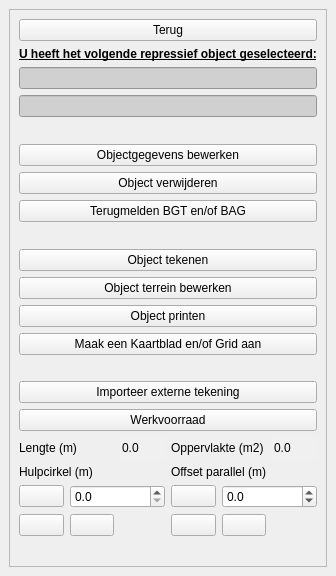
Old version of the form plugin/oiv/repressief_object/oiv_repressief_object_widget.ui in the repository OIV-NL-QGIS/QGIS_project.
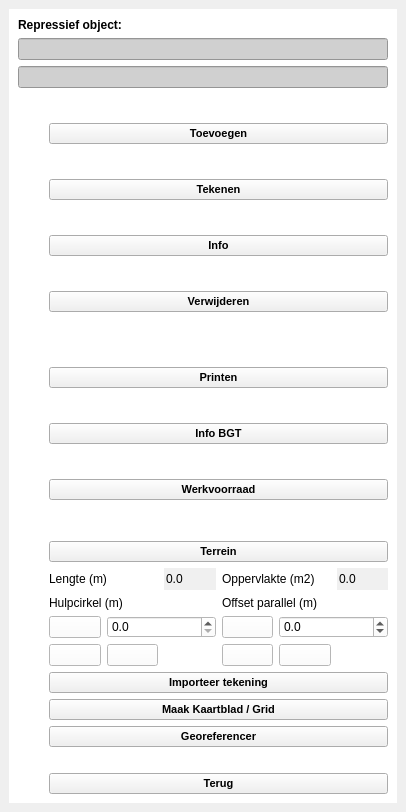
New version of the form. Icons and pictures are not drawn.

The edit to the form file:
```diff
--- a/plugin/oiv/repressief_object/oiv_repressief_object_widget.ui
+++ b/plugin/oiv/repressief_object/oiv_repressief_object_widget.ui
@@ -6,8 +6,8 @@
    <rect>
     <x>0</x>
     <y>0</y>
-    <width>336</width>
-    <height>576</height>
+    <width>406</width>
+    <height>812</height>
    </rect>
   </property>
   <property name="sizePolicy">
@@ -17,7 +17,10 @@
    </sizepolicy>
   </property>
   <property name="features">
-   <set>QDockWidget::DockWidgetFloatable|QDockWidget::DockWidgetMovable</set>
+   <set>QDockWidget::NoDockWidgetFeatures</set>
+  </property>
+  <property name="allowedAreas">
+   <set>Qt::NoDockWidgetArea</set>
   </property>
   <property name="windowTitle">
    <string>OIV Objecten</string>
@@ -26,6 +29,18 @@
    <layout class="QGridLayout" name="gridLayout_2">
     <item row="0" column="0">
      <widget class="QScrollArea" name="scrollArea">
+      <property name="styleSheet">
+       <string notr="true">background-color: rgb(255, 255, 255);</string>
+      </property>
+      <property name="frameShape">
+       <enum>QFrame::NoFrame</enum>
+      </property>
+      <property name="frameShadow">
+       <enum>QFrame::Plain</enum>
+      </property>
+      <property name="lineWidth">
+       <number>0</number>
+      </property>
       <property name="widgetResizable">
        <bool>true</bool>
       </property>
@@ -34,35 +49,133 @@
         <rect>
          <x>0</x>
          <y>0</y>
-         <width>316</width>
-         <height>534</height>
+         <width>388</width>
+         <height>772</height>
         </rect>
        </property>
-       <layout class="QVBoxLayout" name="verticalLayout">
-        <item>
-         <layout class="QVBoxLayout" name="verticalLayout_2">
-          <item>
-           <widget class="QPushButton" name="terug">
+       <layout class="QGridLayout" name="gridLayout_3">
+        <item row="3" column="0" colspan="2">
+         <widget class="QFrame" name="baseobjectFrame">
             <property name="sizePolicy">
+           <sizepolicy hsizetype="Expanding" vsizetype="Expanding">
+            <horstretch>0</horstretch>
+            <verstretch>0</verstretch>
+           </sizepolicy>
+          </property>
+          <property name="minimumSize">
+           <size>
+            <width>0</width>
+            <height>0</height>
+           </size>
+          </property>
+          <property name="frameShape">
+           <enum>QFrame::NoFrame</enum>
+          </property>
+          <property name="frameShadow">
+           <enum>QFrame::Plain</enum>
+          </property>
+          <layout class="QGridLayout" name="gridLayout_4">
+           <property name="leftMargin">
+            <number>0</number>
+           </property>
+           <property name="topMargin">
+            <number>0</number>
+           </property>
+           <property name="rightMargin">
+            <number>0</number>
+           </property>
+           <property name="bottomMargin">
+            <number>0</number>
+           </property>
+           <property name="spacing">
+            <number>6</number>
+           </property>
+           <item row="2" column="1">
+            <widget class="QPushButton" name="object_info">
+             <property name="enabled">
+              <bool>true</bool>
+             </property>
+             <property name="sizePolicy">
              <sizepolicy hsizetype="Minimum" vsizetype="Fixed">
               <horstretch>0</horstretch>
               <verstretch>0</verstretch>
              </sizepolicy>
             </property>
+             <property name="font">
+              <font>
+               <family>Arial</family>
+               <pointsize>8</pointsize>
+               <weight>75</weight>
+               <bold>true</bold>
+              </font>
+             </property>
+             <property name="styleSheet">
+              <string notr="true">background-color: rgb(240, 240, 240);</string>
+             </property>
             <property name="text">
-             <string>Terug</string>
-            </property>
-            <property name="iconSize">
+              <string>Info</string>
+             </property>
+             <property name="checkable">
+              <bool>false</bool>
+             </property>
+            </widget>
+           </item>
+           <item row="1" column="0">
+            <widget class="QLabel" name="label_draw">
+             <property name="sizePolicy">
+              <sizepolicy hsizetype="Fixed" vsizetype="Fixed">
+               <horstretch>0</horstretch>
+               <verstretch>0</verstretch>
+              </sizepolicy>
+             </property>
+             <property name="maximumSize">
              <size>
-              <width>28</width>
-              <height>28</height>
-             </size>
-            </property>
-           </widget>
-          </item>
-          <item>
-           <widget class="QLabel" name="label_6">
+               <width>25</width>
+               <height>25</height>
+              </size>
+             </property>
+             <property name="text">
+              <string/>
+             </property>
+             <property name="pixmap">
+              <pixmap resource="../resources.qrc">:/plugins/oiv/config_files/png/interface/draw.png</pixmap>
+             </property>
+             <property name="scaledContents">
+              <bool>true</bool>
+             </property>
+            </widget>
+           </item>
+           <item row="2" column="0">
+            <widget class="QLabel" name="label_info">
             <property name="sizePolicy">
+              <sizepolicy hsizetype="Fixed" vsizetype="Fixed">
+               <horstretch>0</horstretch>
+               <verstretch>0</verstretch>
+              </sizepolicy>
+             </property>
+             <property name="maximumSize">
+              <size>
+               <width>25</width>
+               <height>25</height>
+              </size>
+             </property>
+             <property name="text">
+              <string/>
+             </property>
+             <property name="pixmap">
+              <pixmap resource="../resources.qrc">:/plugins/oiv/config_files/png/interface/edit.png</pixmap>
+             </property>
+             <property name="scaledContents">
+              <bool>true</bool>
+             </property>
+            </widget>
+           </item>
+           <item row="1" column="1">
+            <widget class="QPushButton" name="object_draw">
+             <property name="enabled">
+              <bool>true</bool>
+             </property>
+             <property name="sizePolicy">
              <sizepolicy hsizetype="Minimum" vsizetype="Fixed">
               <horstretch>0</horstretch>
               <verstretch>0</verstretch>
@@ -71,29 +184,335 @@
             <property name="font">
              <font>
               <family>Arial</family>
+               <pointsize>8</pointsize>
               <weight>75</weight>
               <bold>true</bold>
-              <underline>true</underline>
-             </font>
-            </property>
+              </font>
+             </property>
+             <property name="styleSheet">
+              <string notr="true">background-color: rgb(240, 240, 240);</string>
+             </property>
             <property name="text">
-             <string>U heeft het volgende repressief object geselecteerd:</string>
-            </property>
-           </widget>
-          </item>
-          <item>
+              <string>Tekenen</string>
+             </property>
+             <property name="checkable">
+              <bool>false</bool>
+             </property>
+            </widget>
+           </item>
+           <item row="3" column="1">
+            <widget class="QPushButton" name="object_delete">
+             <property name="enabled">
+              <bool>true</bool>
+             </property>
+             <property name="sizePolicy">
+              <sizepolicy hsizetype="Minimum" vsizetype="Fixed">
+               <horstretch>0</horstretch>
+               <verstretch>0</verstretch>
+              </sizepolicy>
+             </property>
+             <property name="font">
+              <font>
+               <family>Arial</family>
+               <pointsize>8</pointsize>
+               <weight>75</weight>
+               <bold>true</bold>
+              </font>
+             </property>
+             <property name="styleSheet">
+              <string notr="true">background-color: rgb(240, 240, 240);</string>
+             </property>
+             <property name="text">
+              <string>Verwijderen</string>
+             </property>
+             <property name="checkable">
+              <bool>false</bool>
+             </property>
+            </widget>
+           </item>
+           <item row="3" column="0">
+            <widget class="QLabel" name="label_delete">
+             <property name="sizePolicy">
+              <sizepolicy hsizetype="Fixed" vsizetype="Fixed">
+               <horstretch>0</horstretch>
+               <verstretch>0</verstretch>
+              </sizepolicy>
+             </property>
+             <property name="maximumSize">
+              <size>
+               <width>25</width>
+               <height>25</height>
+              </size>
+             </property>
+             <property name="text">
+              <string/>
+             </property>
+             <property name="pixmap">
+              <pixmap resource="../resources.qrc">:/plugins/oiv/config_files/png/interface/close.png</pixmap>
+             </property>
+             <property name="scaledContents">
+              <bool>true</bool>
+             </property>
+            </widget>
+           </item>
+           <item row="0" column="1">
+            <widget class="QPushButton" name="object_add">
+             <property name="enabled">
+              <bool>true</bool>
+             </property>
+             <property name="sizePolicy">
+              <sizepolicy hsizetype="Minimum" vsizetype="Fixed">
+               <horstretch>0</horstretch>
+               <verstretch>0</verstretch>
+              </sizepolicy>
+             </property>
+             <property name="font">
+              <font>
+               <family>Arial</family>
+               <pointsize>8</pointsize>
+               <weight>75</weight>
+               <bold>true</bold>
+              </font>
+             </property>
+             <property name="styleSheet">
+              <string notr="true">background-color: rgb(240, 240, 240);</string>
+             </property>
+             <property name="text">
+              <string>Toevoegen</string>
+             </property>
+             <property name="checkable">
+              <bool>false</bool>
+             </property>
+            </widget>
+           </item>
+           <item row="6" column="1">
+            <widget class="QPushButton" name="object_bgt">
+             <property name="enabled">
+              <bool>true</bool>
+             </property>
+             <property name="sizePolicy">
+              <sizepolicy hsizetype="Minimum" vsizetype="Fixed">
+               <horstretch>0</horstretch>
+               <verstretch>0</verstretch>
+              </sizepolicy>
+             </property>
+             <property name="font">
+              <font>
+               <family>Arial</family>
+               <pointsize>8</pointsize>
+               <weight>75</weight>
+               <bold>true</bold>
+              </font>
+             </property>
+             <property name="styleSheet">
+              <string notr="true">background-color: rgb(240, 240, 240);</string>
+             </property>
+             <property name="text">
+              <string>Info BGT</string>
+             </property>
+             <property name="checkable">
+              <bool>false</bool>
+             </property>
+            </widget>
+           </item>
+           <item row="0" column="0">
+            <widget class="QLabel" name="label_add">
+             <property name="sizePolicy">
+              <sizepolicy hsizetype="Fixed" vsizetype="Fixed">
+               <horstretch>0</horstretch>
+               <verstretch>0</verstretch>
+              </sizepolicy>
+             </property>
+             <property name="maximumSize">
+              <size>
+               <width>25</width>
+               <height>25</height>
+              </size>
+             </property>
+             <property name="text">
+              <string/>
+             </property>
+             <property name="pixmap">
+              <pixmap resource="../resources.qrc">:/plugins/oiv/config_files/png/interface/add.png</pixmap>
+             </property>
+             <property name="scaledContents">
+              <bool>true</bool>
+             </property>
+            </widget>
+           </item>
+           <item row="4" column="1">
+            <spacer name="verticalSpacer_5">
+             <property name="orientation">
+              <enum>Qt::Vertical</enum>
+             </property>
+             <property name="sizeType">
+              <enum>QSizePolicy::Fixed</enum>
+             </property>
+             <property name="sizeHint" stdset="0">
+              <size>
+               <width>0</width>
+               <height>20</height>
+              </size>
+             </property>
+            </spacer>
+           </item>
+           <item row="5" column="1">
+            <widget class="QPushButton" name="object_print">
+             <property name="enabled">
+              <bool>true</bool>
+             </property>
+             <property name="sizePolicy">
+              <sizepolicy hsizetype="Minimum" vsizetype="Fixed">
+               <horstretch>0</horstretch>
+               <verstretch>0</verstretch>
+              </sizepolicy>
+             </property>
+             <property name="font">
+              <font>
+               <family>Arial</family>
+               <pointsize>8</pointsize>
+               <weight>75</weight>
+               <bold>true</bold>
+              </font>
+             </property>
+             <property name="styleSheet">
+              <string notr="true">background-color: rgb(240, 240, 240);</string>
+             </property>
+             <property name="text">
+              <string>Printen</string>
+             </property>
+             <property name="checkable">
+              <bool>false</bool>
+             </property>
+            </widget>
+           </item>
+           <item row="7" column="1">
+            <widget class="QPushButton" name="object_inventory">
+             <property name="enabled">
+              <bool>true</bool>
+             </property>
+             <property name="sizePolicy">
+              <sizepolicy hsizetype="Minimum" vsizetype="Fixed">
+               <horstretch>0</horstretch>
+               <verstretch>0</verstretch>
+              </sizepolicy>
+             </property>
+             <property name="font">
+              <font>
+               <family>Arial</family>
+               <pointsize>8</pointsize>
+               <weight>75</weight>
+               <bold>true</bold>
+              </font>
+             </property>
+             <property name="styleSheet">
+              <string notr="true">background-color: rgb(240, 240, 240);</string>
+             </property>
+             <property name="text">
+              <string>Werkvoorraad</string>
+             </property>
+             <property name="checkable">
+              <bool>false</bool>
+             </property>
+            </widget>
+           </item>
+           <item row="5" column="0">
+            <widget class="QLabel" name="label_print">
+             <property name="sizePolicy">
+              <sizepolicy hsizetype="Fixed" vsizetype="Fixed">
+               <horstretch>0</horstretch>
+               <verstretch>0</verstretch>
+              </sizepolicy>
+             </property>
+             <property name="maximumSize">
+              <size>
+               <width>25</width>
+               <height>25</height>
+              </size>
+             </property>
+             <property name="text">
+              <string/>
+             </property>
+             <property name="pixmap">
+              <pixmap resource="../resources.qrc">:/plugins/oiv/config_files/png/interface/print.png</pixmap>
+             </property>
+             <property name="scaledContents">
+              <bool>true</bool>
+             </property>
+            </widget>
+           </item>
+           <item row="6" column="0">
+            <widget class="QLabel" name="label_bgt">
+             <property name="sizePolicy">
+              <sizepolicy hsizetype="Fixed" vsizetype="Fixed">
+               <horstretch>0</horstretch>
+               <verstretch>0</verstretch>
+              </sizepolicy>
+             </property>
+             <property name="maximumSize">
+              <size>
+               <width>25</width>
+               <height>25</height>
+              </size>
+             </property>
+             <property name="text">
+              <string/>
+             </property>
+             <property name="pixmap">
+              <pixmap resource="../resources.qrc">:/plugins/oiv/config_files/png/interface/touch.png</pixmap>
+             </property>
+             <property name="scaledContents">
+              <bool>true</bool>
+             </property>
+            </widget>
+           </item>
+           <item row="7" column="0">
+            <widget class="QLabel" name="label_inventory">
+             <property name="sizePolicy">
+              <sizepolicy hsizetype="Fixed" vsizetype="Fixed">
+               <horstretch>0</horstretch>
+               <verstretch>0</verstretch>
+              </sizepolicy>
+             </property>
+             <property name="maximumSize">
+              <size>
+               <width>25</width>
+               <height>25</height>
+              </size>
+             </property>
+             <property name="text">
+              <string/>
+             </property>
+             <property name="pixmap">
+              <pixmap resource="../resources.qrc">:/plugins/oiv/config_files/png/interface/inventory.png</pixmap>
+             </property>
+             <property name="scaledContents">
+              <bool>true</bool>
+             </property>
+            </widget>
+           </item>
+          </layout>
+         </widget>
+        </item>
+        <item row="1" column="0" colspan="2">
            <widget class="QLineEdit" name="formelenaam">
+          <property name="sizePolicy">
+           <sizepolicy hsizetype="Minimum" vsizetype="Fixed">
+            <horstretch>0</horstretch>
+            <verstretch>0</verstretch>
+           </sizepolicy>
+          </property>
+          <property name="acceptDrops">
+           <bool>false</bool>
+          </property>
             <property name="styleSheet">
              <string notr="true">background-color: rgb(208, 208, 208);
 border-color: rgba(255, 255, 255, 0);</string>
             </property>
            </widget>
           </item>
-          <item>
+        <item row="2" column="0" colspan="2">
            <widget class="QLineEdit" name="object_id">
-            <property name="enabled">
-             <bool>false</bool>
-            </property>
             <property name="sizePolicy">
              <sizepolicy hsizetype="Minimum" vsizetype="Fixed">
               <horstretch>0</horstretch>
@@ -106,113 +525,372 @@
             </property>
            </widget>
           </item>
-          <item>
-           <spacer name="verticalSpacer_4">
-            <property name="orientation">
-             <enum>Qt::Vertical</enum>
-            </property>
-            <property name="sizeHint" stdset="0">
+        <item row="0" column="0" colspan="2">
+         <widget class="QLabel" name="label_6">
+          <property name="sizePolicy">
+           <sizepolicy hsizetype="Minimum" vsizetype="Fixed">
+            <horstretch>0</horstretch>
+            <verstretch>0</verstretch>
+           </sizepolicy>
+          </property>
+          <property name="font">
+           <font>
+            <family>Arial</family>
+            <weight>75</weight>
+            <bold>true</bold>
+            <underline>false</underline>
+           </font>
+          </property>
+          <property name="text">
+           <string>Repressief object:</string>
+          </property>
+         </widget>
+        </item>
+        <item row="12" column="0" rowspan="2" colspan="2">
+         <widget class="QFrame" name="addobjectFrame">
+          <property name="sizePolicy">
+           <sizepolicy hsizetype="Expanding" vsizetype="Expanding">
+            <horstretch>0</horstretch>
+            <verstretch>0</verstretch>
+           </sizepolicy>
+          </property>
+          <property name="minimumSize">
              <size>
               <width>0</width>
               <height>0</height>
              </size>
             </property>
-           </spacer>
-          </item>
-          <item>
-           <widget class="QPushButton" name="objectgegevens">
-            <property name="text">
-             <string>Objectgegevens bewerken</string>
-            </property>
-           </widget>
-          </item>
-          <item>
-           <widget class="QPushButton" name="delete_object">
-            <property name="text">
-             <string>Object verwijderen</string>
-            </property>
-           </widget>
-          </item>
-          <item>
-           <widget class="QPushButton" name="terugmelden">
-            <property name="text">
-             <string>Terugmelden BGT en/of BAG</string>
-            </property>
-           </widget>
-          </item>
-          <item>
-           <spacer name="verticalSpacer">
+          <property name="frameShape">
+           <enum>QFrame::NoFrame</enum>
+          </property>
+          <property name="frameShadow">
+           <enum>QFrame::Plain</enum>
+          </property>
+          <property name="lineWidth">
+           <number>0</number>
+          </property>
+          <layout class="QGridLayout" name="gridLayout_5">
+           <property name="leftMargin">
+            <number>0</number>
+           </property>
+           <property name="topMargin">
+            <number>0</number>
+           </property>
+           <property name="rightMargin">
+            <number>0</number>
+           </property>
+           <property name="bottomMargin">
+            <number>0</number>
+           </property>
+           <item row="7" column="1">
+            <spacer name="verticalSpacer_3">
             <property name="orientation">
              <enum>Qt::Vertical</enum>
             </property>
             <property name="sizeHint" stdset="0">
              <size>
-              <width>0</width>
-              <height>0</height>
+               <width>17</width>
+               <height>20</height>
              </size>
             </property>
            </spacer>
           </item>
-          <item>
-           <widget class="QPushButton" name="object_symbolen">
+           <item row="6" column="0">
+            <widget class="QLabel" name="label_inventory_4">
+             <property name="sizePolicy">
+              <sizepolicy hsizetype="Fixed" vsizetype="Fixed">
+               <horstretch>0</horstretch>
+               <verstretch>0</verstretch>
+              </sizepolicy>
+             </property>
+             <property name="maximumSize">
+              <size>
+               <width>25</width>
+               <height>25</height>
+              </size>
+             </property>
             <property name="text">
-             <string>Object tekenen</string>
-            </property>
-           </widget>
-          </item>
-          <item>
+              <string/>
+             </property>
+             <property name="pixmap">
+              <pixmap resource="../resources.qrc">:/plugins/oiv/config_files/png/interface/georeference.png</pixmap>
+             </property>
+             <property name="scaledContents">
+              <bool>true</bool>
+             </property>
+            </widget>
+           </item>
+           <item row="6" column="1">
+            <widget class="QPushButton" name="georeferencer">
+             <property name="enabled">
+              <bool>true</bool>
+             </property>
+             <property name="sizePolicy">
+              <sizepolicy hsizetype="Minimum" vsizetype="Fixed">
+               <horstretch>0</horstretch>
+               <verstretch>0</verstretch>
+              </sizepolicy>
+             </property>
+             <property name="font">
+              <font>
+               <family>Arial</family>
+               <pointsize>8</pointsize>
+               <weight>75</weight>
+               <bold>true</bold>
+              </font>
+             </property>
+             <property name="styleSheet">
+              <string notr="true">background-color: rgb(240, 240, 240);</string>
+             </property>
+             <property name="text">
+              <string>Georeferencer</string>
+             </property>
+             <property name="checkable">
+              <bool>false</bool>
+             </property>
+            </widget>
+           </item>
+           <item row="0" column="1" rowspan="2">
            <widget class="QPushButton" name="terrein_bewerken">
+             <property name="enabled">
+              <bool>true</bool>
+             </property>
+             <property name="sizePolicy">
+              <sizepolicy hsizetype="Minimum" vsizetype="Fixed">
+               <horstretch>0</horstretch>
+               <verstretch>0</verstretch>
+              </sizepolicy>
+             </property>
+             <property name="font">
+              <font>
+               <family>Arial</family>
+               <pointsize>8</pointsize>
+               <weight>75</weight>
+               <bold>true</bold>
+              </font>
+             </property>
+             <property name="styleSheet">
+              <string notr="true">background-color: rgb(240, 240, 240);</string>
+             </property>
             <property name="text">
-             <string>Object terrein bewerken</string>
-            </property>
-           </widget>
-          </item>
-          <item>
-           <widget class="QPushButton" name="object_print">
+              <string>Terrein</string>
+             </property>
+             <property name="checkable">
+              <bool>false</bool>
+             </property>
+            </widget>
+           </item>
+           <item row="3" column="0">
+            <widget class="QLabel" name="label_inventory_5">
+             <property name="sizePolicy">
+              <sizepolicy hsizetype="Fixed" vsizetype="Fixed">
+               <horstretch>0</horstretch>
+               <verstretch>0</verstretch>
+              </sizepolicy>
+             </property>
+             <property name="maximumSize">
+              <size>
+               <width>25</width>
+               <height>25</height>
+              </size>
+             </property>
             <property name="text">
-             <string>Object printen</string>
-            </property>
-           </widget>
-          </item>
-          <item>
+              <string/>
+             </property>
+             <property name="pixmap">
+              <pixmap resource="../resources.qrc">:/plugins/oiv/config_files/png/interface/import_drawing.png</pixmap>
+             </property>
+             <property name="scaledContents">
+              <bool>true</bool>
+             </property>
+            </widget>
+           </item>
+           <item row="9" column="1">
+            <widget class="QPushButton" name="terug_add">
+             <property name="enabled">
+              <bool>true</bool>
+             </property>
+             <property name="sizePolicy">
+              <sizepolicy hsizetype="Minimum" vsizetype="Fixed">
+               <horstretch>0</horstretch>
+               <verstretch>0</verstretch>
+              </sizepolicy>
+             </property>
+             <property name="font">
+              <font>
+               <family>Arial</family>
+               <pointsize>8</pointsize>
+               <weight>75</weight>
+               <bold>true</bold>
+              </font>
+             </property>
+             <property name="styleSheet">
+              <string notr="true">background-color: rgb(240, 240, 240);</string>
+             </property>
+             <property name="text">
+              <string>Terug</string>
+             </property>
+             <property name="checkable">
+              <bool>false</bool>
+             </property>
+            </widget>
+           </item>
+           <item row="9" column="0">
+            <widget class="QLabel" name="label_inventory_6">
+             <property name="sizePolicy">
+              <sizepolicy hsizetype="Fixed" vsizetype="Fixed">
+               <horstretch>0</horstretch>
+               <verstretch>0</verstretch>
+              </sizepolicy>
+             </property>
+             <property name="maximumSize">
+              <size>
+               <width>25</width>
+               <height>25</height>
+              </size>
+             </property>
+             <property name="text">
+              <string/>
+             </property>
+             <property name="pixmap">
+              <pixmap resource="../resources.qrc">:/plugins/oiv/config_files/png/interface/back.png</pixmap>
+             </property>
+             <property name="scaledContents">
+              <bool>true</bool>
+             </property>
+            </widget>
+           </item>
+           <item row="4" column="1">
            <widget class="QPushButton" name="create_grid">
+             <property name="enabled">
+              <bool>true</bool>
+             </property>
+             <property name="sizePolicy">
+              <sizepolicy hsizetype="Minimum" vsizetype="Fixed">
+               <horstretch>0</horstretch>
+               <verstretch>0</verstretch>
+              </sizepolicy>
+             </property>
+             <property name="font">
+              <font>
+               <family>Arial</family>
+               <pointsize>8</pointsize>
+               <weight>75</weight>
+               <bold>true</bold>
+              </font>
+             </property>
+             <property name="styleSheet">
+              <string notr="true">background-color: rgb(240, 240, 240);</string>
+             </property>
             <property name="text">
-             <string>Maak een Kaartblad en/of Grid aan</string>
+              <string>Maak Kaartblad / Grid</string>
+             </property>
+             <property name="checkable">
+              <bool>false</bool>
             </property>
            </widget>
           </item>
-          <item>
-           <spacer name="verticalSpacer_3">
-            <property name="orientation">
-             <enum>Qt::Vertical</enum>
-            </property>
-            <property name="sizeHint" stdset="0">
-             <size>
-              <width>0</width>
-              <height>0</height>
-             </size>
-            </property>
-           </spacer>
-          </item>
-          <item>
+           <item row="3" column="1">
            <widget class="QPushButton" name="import_drawing">
+             <property name="enabled">
+              <bool>true</bool>
+             </property>
+             <property name="sizePolicy">
+              <sizepolicy hsizetype="Minimum" vsizetype="Fixed">
+               <horstretch>0</horstretch>
+               <verstretch>0</verstretch>
+              </sizepolicy>
+             </property>
+             <property name="font">
+              <font>
+               <family>Arial</family>
+               <pointsize>8</pointsize>
+               <weight>75</weight>
+               <bold>true</bold>
+              </font>
+             </property>
+             <property name="styleSheet">
+              <string notr="true">background-color: rgb(240, 240, 240);</string>
+             </property>
             <property name="text">
-             <string>Importeer externe tekening</string>
-            </property>
-           </widget>
-          </item>
-          <item>
-           <widget class="QPushButton" name="btn_werkvoorraad">
+              <string>Importeer tekening</string>
+             </property>
+             <property name="checkable">
+              <bool>false</bool>
+             </property>
+            </widget>
+           </item>
+           <item row="0" column="0">
+            <widget class="QLabel" name="label_inventory_3">
+             <property name="sizePolicy">
+              <sizepolicy hsizetype="Fixed" vsizetype="Fixed">
+               <horstretch>0</horstretch>
+               <verstretch>0</verstretch>
+              </sizepolicy>
+             </property>
+             <property name="maximumSize">
+              <size>
+               <width>25</width>
+               <height>25</height>
+              </size>
+             </property>
             <property name="text">
-             <string>Werkvoorraad</string>
-            </property>
-           </widget>
-          </item>
-          <item>
+              <string/>
+             </property>
+             <property name="pixmap">
+              <pixmap resource="../resources.qrc">:/plugins/oiv/config_files/png/interface/terrein.png</pixmap>
+             </property>
+             <property name="scaledContents">
+              <bool>true</bool>
+             </property>
+            </widget>
+           </item>
+           <item row="4" column="0">
+            <widget class="QLabel" name="label_inventory_2">
+             <property name="sizePolicy">
+              <sizepolicy hsizetype="Fixed" vsizetype="Fixed">
+               <horstretch>0</horstretch>
+               <verstretch>0</verstretch>
+              </sizepolicy>
+             </property>
+             <property name="maximumSize">
+              <size>
+               <width>25</width>
+               <height>25</height>
+              </size>
+             </property>
+             <property name="text">
+              <string/>
+             </property>
+             <property name="pixmap">
+              <pixmap resource="../resources.qrc">:/plugins/oiv/config_files/png/interface/kaartblad_grid.png</pixmap>
+             </property>
+             <property name="scaledContents">
+              <bool>true</bool>
+             </property>
+            </widget>
+           </item>
+           <item row="2" column="1">
+            <widget class="QFrame" name="terreinFrame">
+             <property name="lineWidth">
+              <number>0</number>
+             </property>
            <layout class="QGridLayout" name="gridLayout">
             <property name="sizeConstraint">
              <enum>QLayout::SetMinimumSize</enum>
             </property>
+              <property name="leftMargin">
+               <number>0</number>
+              </property>
+              <property name="topMargin">
+               <number>0</number>
+              </property>
+              <property name="rightMargin">
+               <number>0</number>
+              </property>
+              <property name="bottomMargin">
+               <number>0</number>
+              </property>
             <item row="1" column="0" colspan="3">
              <widget class="QLabel" name="straal_label">
               <property name="text">
@@ -479,21 +1157,10 @@
              </widget>
             </item>
            </layout>
-          </item>
-          <item>
-           <spacer name="verticalSpacer_2">
-            <property name="orientation">
-             <enum>Qt::Vertical</enum>
-            </property>
-            <property name="sizeHint" stdset="0">
-             <size>
-              <width>0</width>
-              <height>0</height>
-             </size>
-            </property>
-           </spacer>
-          </item>
-         </layout>
+            </widget>
+           </item>
+          </layout>
+         </widget>
         </item>
        </layout>
       </widget>
```
Left out of the diff: 18 changed lines with no effect on the pictures. Lines whose indentation alone changed are shown as unchanged.
